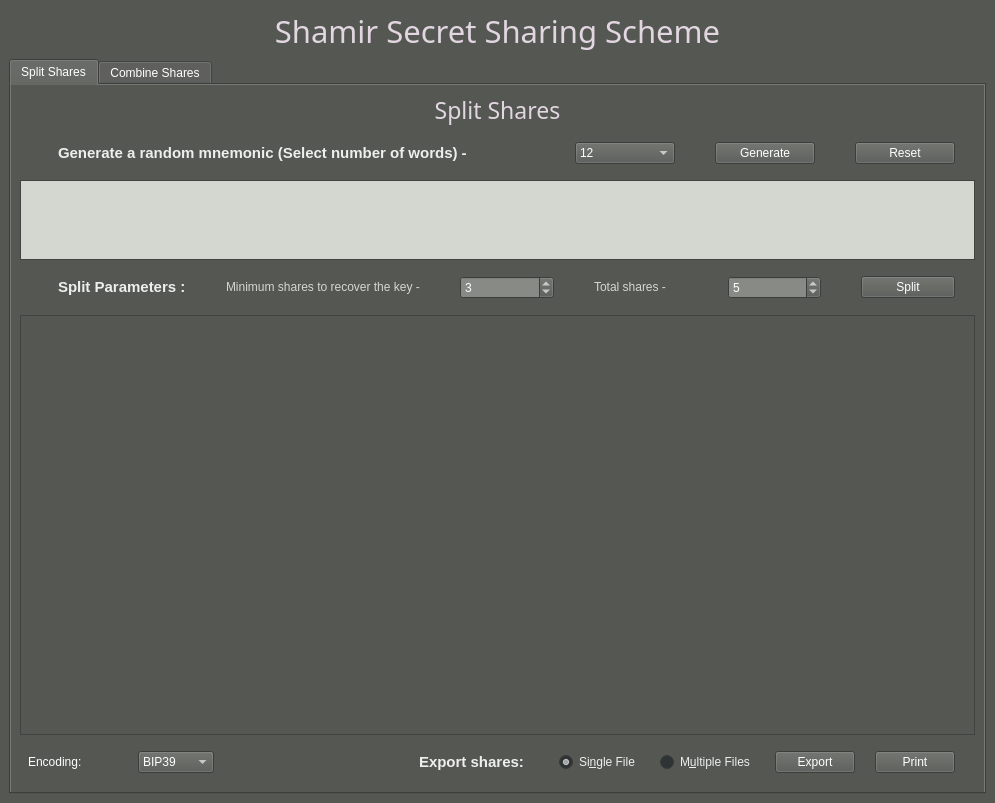
This is secret-shares-app/app_ui.ui in ChakshuGupta/secret-share as Qt 5 draws it before an edit. The edited form follows.
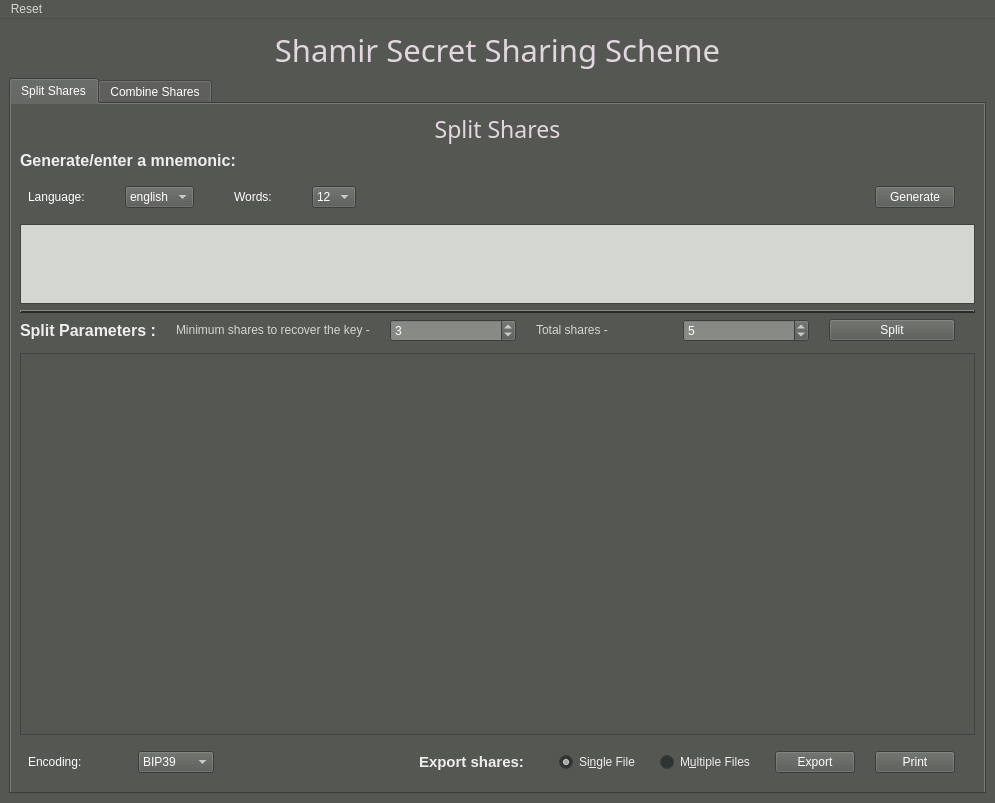
This is the edited form. Icons and pictures are not drawn.

Commit message:
Add language option to the UI
Move reset button to title bar
Add reset both panes option
Minor changed to the UI
Remove unnecessary file - app_ui.py

What changed in the file:
```diff
--- a/secret-shares-app/app_ui.ui
+++ b/secret-shares-app/app_ui.ui
@@ -28,6 +28,24 @@
        </color>
       </brush>
      </colorrole>
+     <colorrole role="Text">
+      <brush brushstyle="SolidPattern">
+       <color alpha="255">
+        <red>211</red>
+        <green>215</green>
+        <blue>207</blue>
+       </color>
+      </brush>
+     </colorrole>
+     <colorrole role="ButtonText">
+      <brush brushstyle="SolidPattern">
+       <color alpha="255">
+        <red>211</red>
+        <green>215</green>
+        <blue>207</blue>
+       </color>
+      </brush>
+     </colorrole>
      <colorrole role="Base">
       <brush brushstyle="SolidPattern">
        <color alpha="255">
@@ -57,6 +75,24 @@
        </color>
       </brush>
      </colorrole>
+     <colorrole role="Text">
+      <brush brushstyle="SolidPattern">
+       <color alpha="255">
+        <red>211</red>
+        <green>215</green>
+        <blue>207</blue>
+       </color>
+      </brush>
+     </colorrole>
+     <colorrole role="ButtonText">
+      <brush brushstyle="SolidPattern">
+       <color alpha="255">
+        <red>211</red>
+        <green>215</green>
+        <blue>207</blue>
+       </color>
+      </brush>
+     </colorrole>
      <colorrole role="Base">
       <brush brushstyle="SolidPattern">
        <color alpha="255">
@@ -86,6 +122,24 @@
        </color>
       </brush>
      </colorrole>
+     <colorrole role="Text">
+      <brush brushstyle="SolidPattern">
+       <color alpha="255">
+        <red>190</red>
+        <green>190</green>
+        <blue>190</blue>
+       </color>
+      </brush>
+     </colorrole>
+     <colorrole role="ButtonText">
+      <brush brushstyle="SolidPattern">
+       <color alpha="255">
+        <red>190</red>
+        <green>190</green>
+        <blue>190</blue>
+       </color>
+      </brush>
+     </colorrole>
      <colorrole role="Base">
       <brush brushstyle="SolidPattern">
        <color alpha="255">
@@ -842,7 +896,64 @@
            </widget>
           </item>
           <item>
-           <layout class="QHBoxLayout" name="horizontalLayout_2" stretch="0,0,0,0">
+           <widget class="QLabel" name="generateLabel">
+            <property name="palette">
+             <palette>
+              <active>
+               <colorrole role="WindowText">
+                <brush brushstyle="SolidPattern">
+                 <color alpha="255">
+                  <red>238</red>
+                  <green>238</green>
+                  <blue>236</blue>
+                 </color>
+                </brush>
+               </colorrole>
+              </active>
+              <inactive>
+               <colorrole role="WindowText">
+                <brush brushstyle="SolidPattern">
+                 <color alpha="255">
+                  <red>238</red>
+                  <green>238</green>
+                  <blue>236</blue>
+                 </color>
+                </brush>
+               </colorrole>
+              </inactive>
+              <disabled>
+               <colorrole role="WindowText">
+                <brush brushstyle="SolidPattern">
+                 <color alpha="255">
+                  <red>190</red>
+                  <green>190</green>
+                  <blue>190</blue>
+                 </color>
+                </brush>
+               </colorrole>
+              </disabled>
+             </palette>
+            </property>
+            <property name="font">
+             <font>
+              <pointsize>12</pointsize>
+              <weight>75</weight>
+              <bold>true</bold>
+             </font>
+            </property>
+            <property name="text">
+             <string>Generate/enter a mnemonic:</string>
+            </property>
+            <property name="margin">
+             <number>5</number>
+            </property>
+            <property name="indent">
+             <number>0</number>
+            </property>
+           </widget>
+          </item>
+          <item>
+           <layout class="QHBoxLayout" name="horizontalLayout_2" stretch="0,0,0,0,0,0">
             <property name="spacing">
              <number>40</number>
             </property>
@@ -859,56 +970,35 @@
              <number>10</number>
             </property>
             <item>
-             <widget class="QLabel" name="generateLabel">
-              <property name="palette">
-               <palette>
-                <active>
-                 <colorrole role="WindowText">
-                  <brush brushstyle="SolidPattern">
-                   <color alpha="255">
-                    <red>238</red>
-                    <green>238</green>
-                    <blue>236</blue>
-                   </color>
-                  </brush>
-                 </colorrole>
-                </active>
-                <inactive>
-                 <colorrole role="WindowText">
-                  <brush brushstyle="SolidPattern">
-                   <color alpha="255">
-                    <red>238</red>
-                    <green>238</green>
-                    <blue>236</blue>
-                   </color>
-                  </brush>
-                 </colorrole>
-                </inactive>
-                <disabled>
-                 <colorrole role="WindowText">
-                  <brush brushstyle="SolidPattern">
-                   <color alpha="255">
-                    <red>190</red>
-                    <green>190</green>
-                    <blue>190</blue>
-                   </color>
-                  </brush>
-                 </colorrole>
-                </disabled>
-               </palette>
-              </property>
-              <property name="font">
-               <font>
-                <pointsize>11</pointsize>
-                <weight>75</weight>
-                <bold>true</bold>
-               </font>
-              </property>
+             <widget class="QLabel" name="label_2">
               <property name="text">
-               <string>Generate a random mnemonic (Select number of words) -</string>
+               <string>Language:</string>
               </property>
-              <property name="indent">
-               <number>30</number>
+             </widget>
+            </item>
+            <item>
+             <widget class="QComboBox" name="languageComboBox">
+              <item>
+               <property name="text">
+                <string>english</string>
+               </property>
+              </item>
+              <item>
+               <property name="text">
+                <string>french</string>
+               </property>
+              </item>
+              <item>
+               <property name="text">
+                <string>italian</string>
+               </property>
+              </item>
+             </widget>
+            </item>
+            <item>
+             <widget class="QLabel" name="label_3">
+              <property name="text">
+               <string>Words:</string>
               </property>
              </widget>
             </item>
@@ -950,6 +1040,19 @@
               </item>
              </widget>
             </item>
+            <item>
+             <spacer name="horizontalSpacer_3">
+              <property name="orientation">
+               <enum>Qt::Horizontal</enum>
+              </property>
+              <property name="sizeHint" stdset="0">
+               <size>
+                <width>40</width>
+                <height>20</height>
+               </size>
+              </property>
+             </spacer>
+            </item>
             <item>
              <widget class="QPushButton" name="generateButton">
               <property name="maximumSize">
@@ -1378,19 +1481,6 @@
               </property>
              </widget>
             </item>
-            <item>
-             <widget class="QPushButton" name="resetSplitButton">
-              <property name="maximumSize">
-               <size>
-                <width>100</width>
-                <height>16777215</height>
-               </size>
-              </property>
-              <property name="text">
-               <string>Reset</string>
-              </property>
-             </widget>
-            </item>
            </layout>
           </item>
           <item>
@@ -1511,22 +1601,35 @@
             </property>
            </widget>
           </item>
+          <item>
+           <widget class="Line" name="line">
+            <property name="frameShadow">
+             <enum>QFrame::Raised</enum>
+            </property>
+            <property name="lineWidth">
+             <number>2</number>
+            </property>
+            <property name="orientation">
+             <enum>Qt::Horizontal</enum>
+            </property>
+           </widget>
+          </item>
           <item>
            <layout class="QHBoxLayout" name="horizontalLayout_3">
             <property name="spacing">
-             <number>40</number>
+             <number>20</number>
             </property>
             <property name="leftMargin">
-             <number>8</number>
+             <number>0</number>
             </property>
             <property name="topMargin">
-             <number>10</number>
+             <number>0</number>
             </property>
             <property name="rightMargin">
              <number>20</number>
             </property>
             <property name="bottomMargin">
-             <number>10</number>
+             <number>5</number>
             </property>
             <item>
              <widget class="QLabel" name="splitParamLabel">
@@ -1575,7 +1678,7 @@
               </property>
               <property name="font">
                <font>
-                <pointsize>11</pointsize>
+                <pointsize>12</pointsize>
                 <weight>75</weight>
                 <bold>true</bold>
                </font>
@@ -1583,8 +1686,11 @@
               <property name="text">
                <string>Split Parameters :</string>
               </property>
+              <property name="margin">
+               <number>10</number>
+              </property>
               <property name="indent">
-               <number>30</number>
+               <number>0</number>
               </property>
              </widget>
             </item>
@@ -3969,6 +4075,15 @@
      <height>22</height>
     </rect>
    </property>
+   <widget class="QMenu" name="menuReset">
+    <property name="title">
+     <string>Reset</string>
+    </property>
+    <addaction name="actionResetSplit"/>
+    <addaction name="actionResetCombine"/>
+    <addaction name="actionResetBoth"/>
+   </widget>
+   <addaction name="menuReset"/>
   </widget>
  </widget>
  <resources/>
```
Left out of the diff: 71 changed lines with no effect on the pictures. The commit also changes 2 other files.
